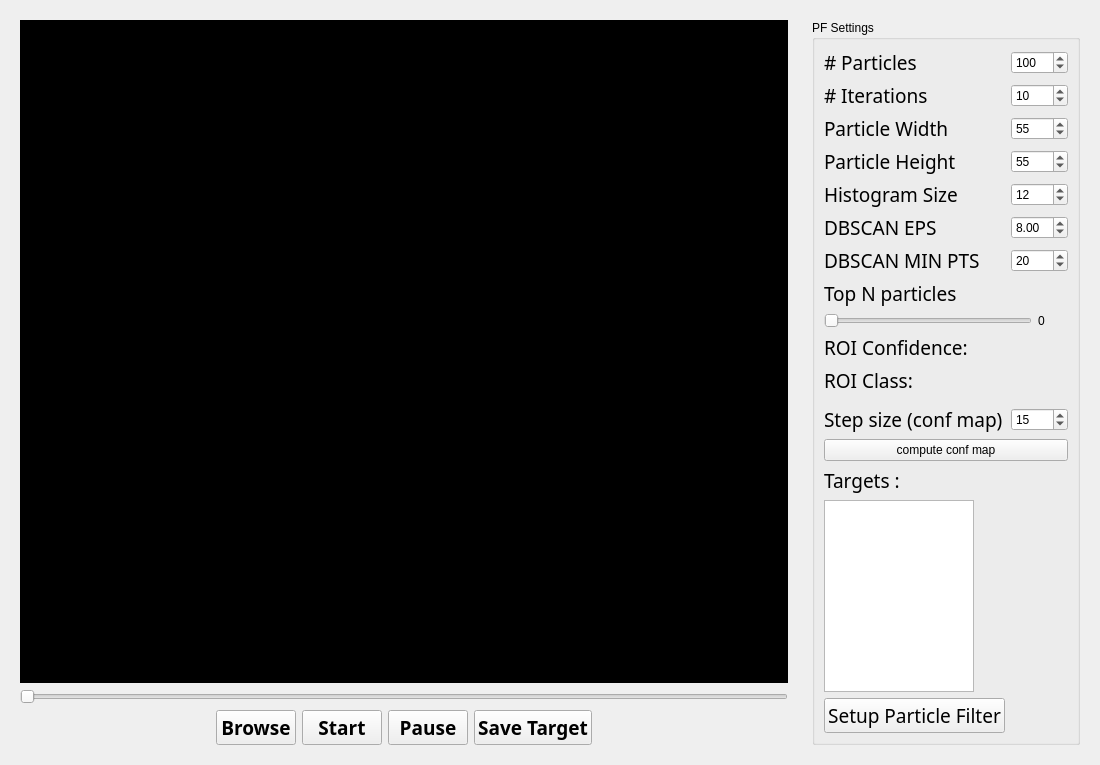
Qt form modules/tracking/particlefilter/ParticleFilterWidgetGui.ui (Boazrciasn/RDFramework) before a commit.
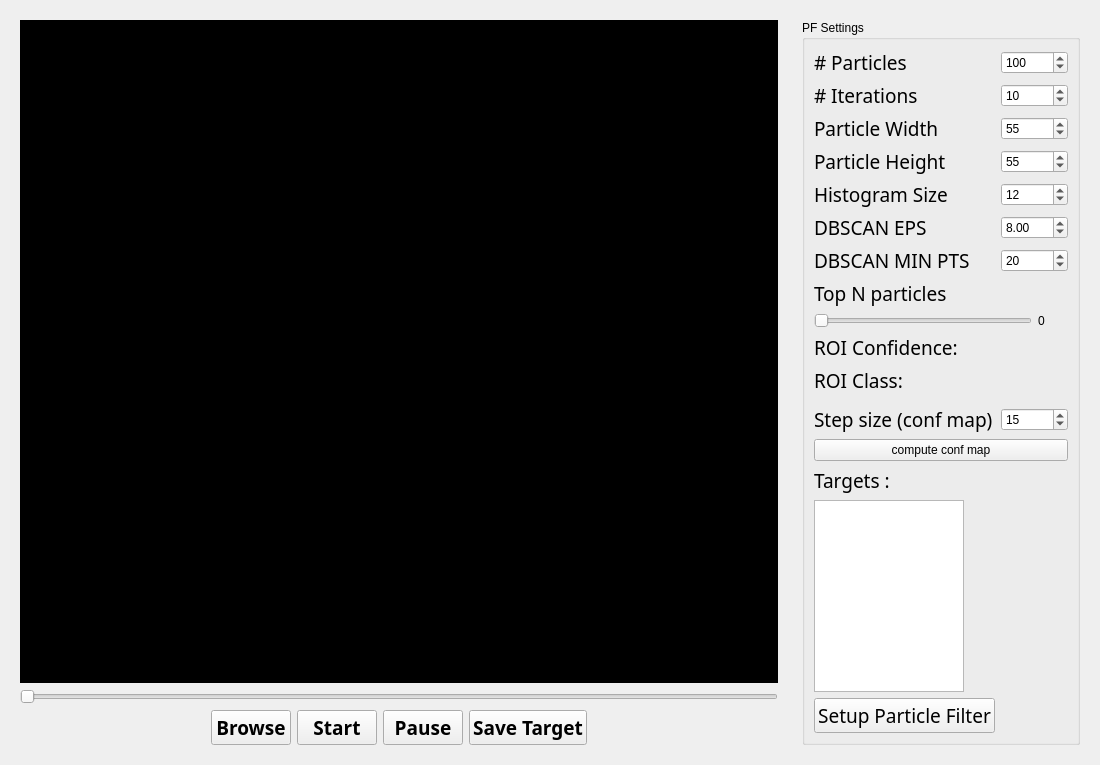
The same form after that commit.

Diff of the .ui file:
```diff
--- a/modules/tracking/particlefilter/ParticleFilterWidgetGui.ui
+++ b/modules/tracking/particlefilter/ParticleFilterWidgetGui.ui
@@ -208,7 +208,7 @@
          <item row="0" column="1">
           <widget class="QSpinBox" name="particleCountSpinBox">
            <property name="maximum">
-            <number>1000</number>
+            <number>100000</number>
            </property>
            <property name="value">
             <number>100</number>
```
